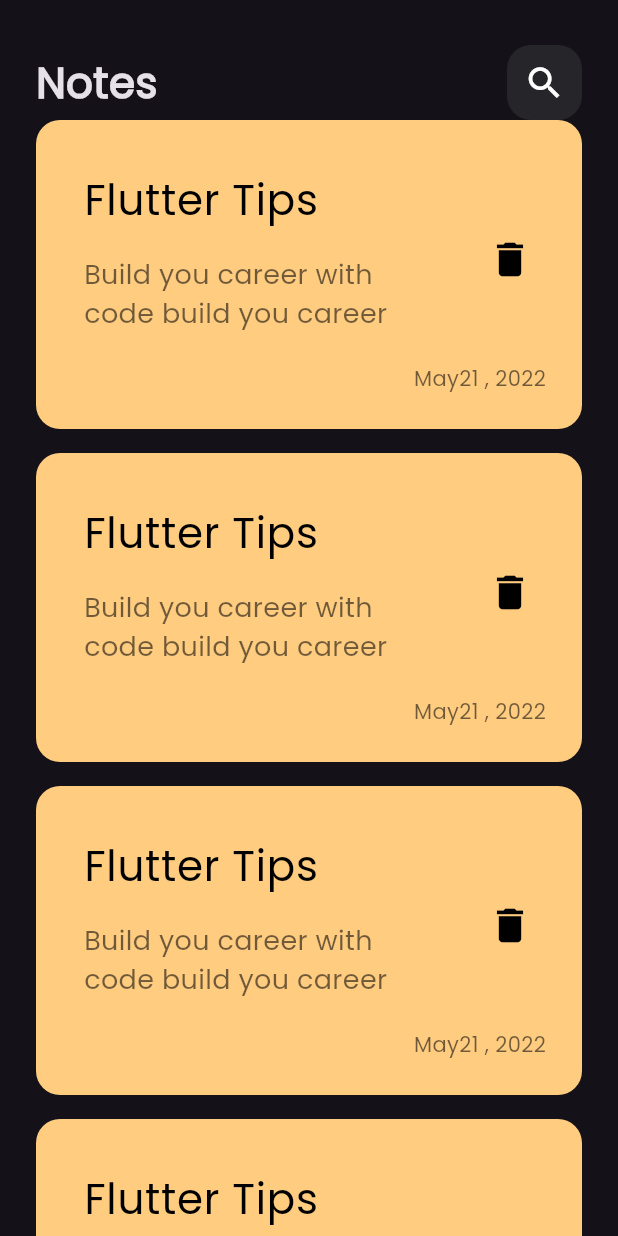
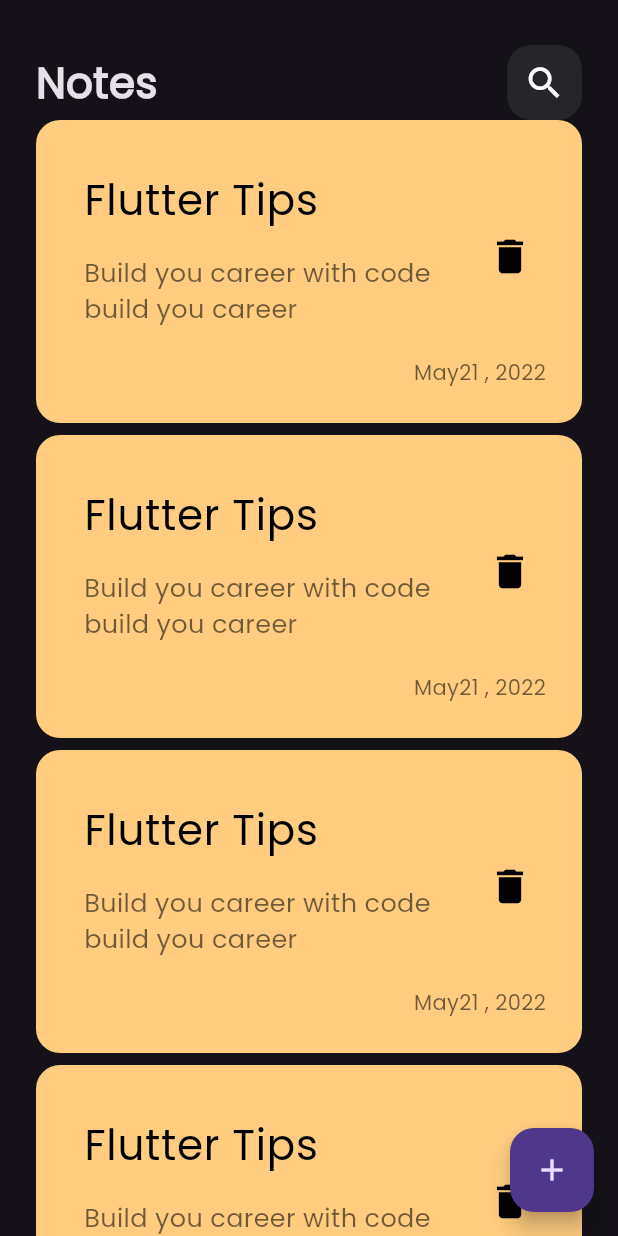
Before and after one commit to mahmoudabdelaziz00/Flutter_Notes_App, a Flutter app: the screen it shows after launch, on a phone screen of 412 x 824 dp. Run offline on Flutter 3.47's test engine with Material 3 defaults, Android fonts, the phone set to English and light mode, and no system bars.

Commit message:
create floating action button

```diff
--- a/lib/views/notes_view.dart
+++ b/lib/views/notes_view.dart
@@ -6,8 +6,12 @@ class NotesView extends StatelessWidget {
 
   @override
   Widget build(BuildContext context) {
-    return const Scaffold(
-      body: NotesViewBody(),
+    return  Scaffold(
+      floatingActionButton: FloatingActionButton(
+        onPressed: (){},
+        child: Icon(Icons.add),
+      ),
+      body: const NotesViewBody(),
     );
   }
 }
--- a/lib/views/widgets/custom_notes_item.dart
+++ b/lib/views/widgets/custom_notes_item.dart
@@ -6,7 +6,7 @@ class NotesItem extends StatelessWidget {
   @override
   Widget build(BuildContext context) {
     return Container(
-      margin: EdgeInsets.only(bottom: 16),
+      margin: EdgeInsets.only(bottom: 8),
       padding: EdgeInsets.only(
         top: 24,
         bottom: 24,
@@ -33,7 +33,7 @@ class NotesItem extends StatelessWidget {
                   'Build you career with code build you career',
                 style: TextStyle(
                     color: Colors.black.withAlpha(400),
-                  fontSize: 18
+                  fontSize: 17
                 ),
               ),
             ),
```
